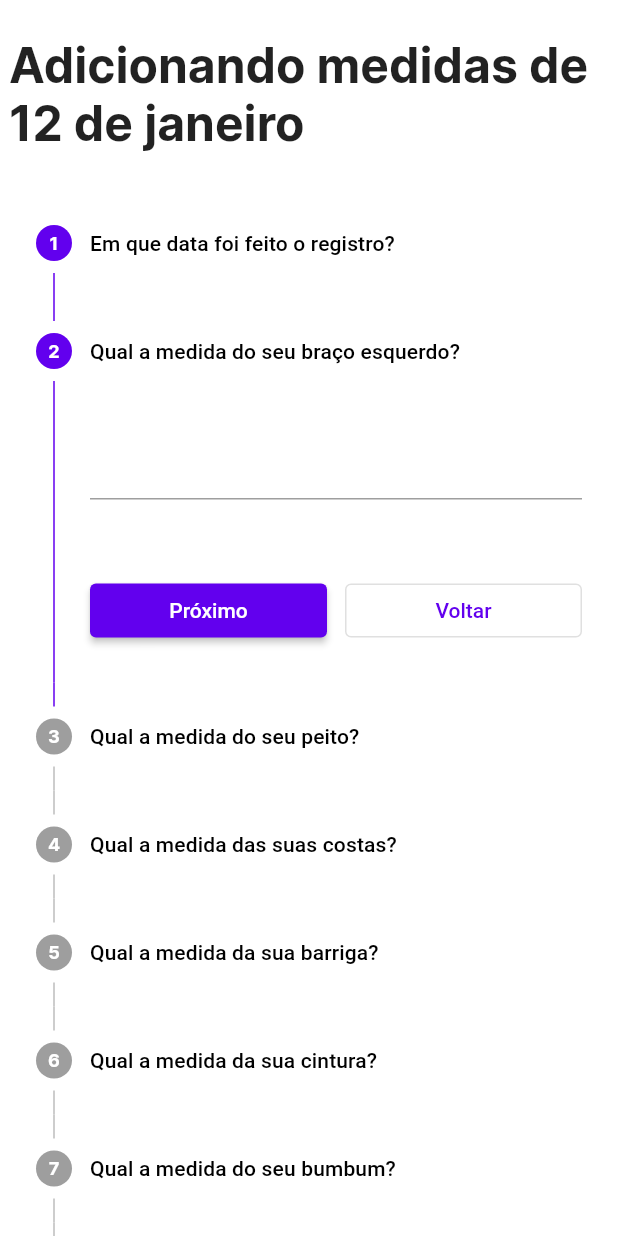
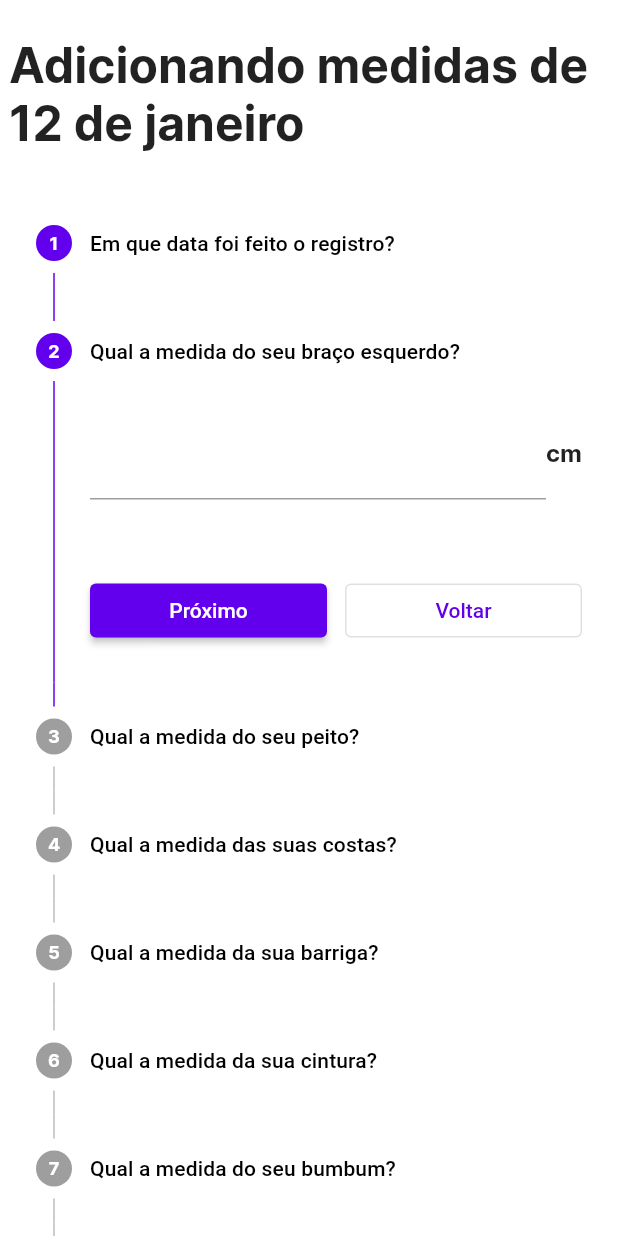
Before and after one commit to RodrigoUchoa001/workout-assistant, a Flutter app: the screen it shows after launch, after a tap on "Próximo", on a phone screen of 412 x 824 dp. Run offline on Flutter 3.47's test engine with Material 2 defaults, Android fonts, the phone set to English and light mode, and no system bars; our stand-ins replace isar, salomon_bottom_bar, shared_preferences; accounts and stored records are empty; generated files the repository leaves out were written again.

Commit message:
adicionado na nova tela de add medida o unidade de medida ao lado do campo

```diff
--- a/lib/ui/screens/tela_de_add_medidas_new.dart
+++ b/lib/ui/screens/tela_de_add_medidas_new.dart
@@ -91,7 +91,10 @@ class _TelaDeAddMedidasNewState extends State<TelaDeAddMedidasNew> {
           isActive: stepAtual >= i,
           title: Text(msgDeMedidasDeCadaMes[i].msg,
               style: Theme.of(context).textTheme.titleSmall),
-          content: TextFormField(
+          content: Row(
+            children: [
+              Expanded(
+                child: TextFormField(
                   controller: controllers[i],
                   keyboardType: TextInputType.number,
                   onTap: () {
@@ -99,6 +102,10 @@ class _TelaDeAddMedidasNewState extends State<TelaDeAddMedidasNew> {
                         ? abrirSeletorDeData(context, i)
                         : null;
                   },
+                ),
+              ),
+              Text(msgDeMedidasDeCadaMes[i].unidadeDeMedida),
+            ],
           ),
         ),
       );
```
Lines whose indentation alone changed are shown as unchanged.
